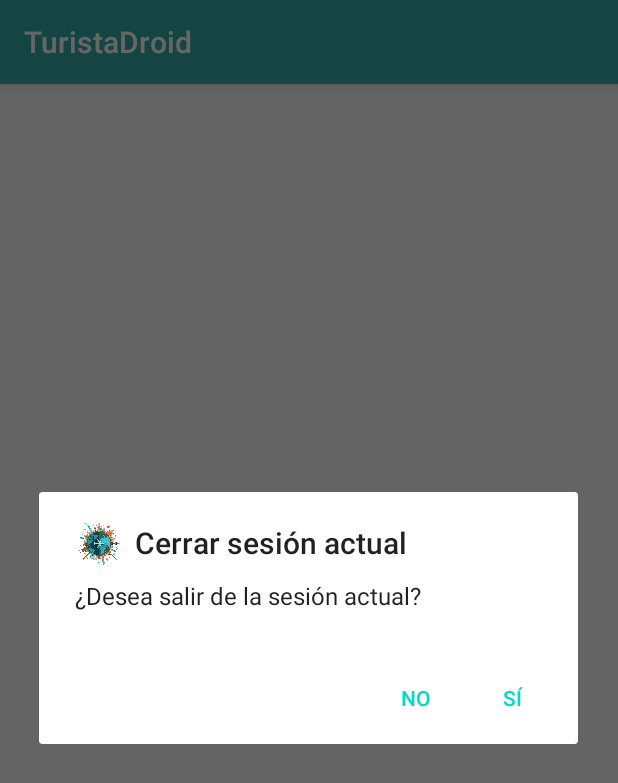
After one commit to AlbertoMunozBautista/TuristaDroid_Shei_Albert, an Android app: the fragment CerrarSesionFragment shown on its own in the app's theme, on a phone screen of 412 x 824 dp. The commit adds this screen. Shown: the top 783 px of the screen. Run offline under Robolectric (Android 15) with nearby library versions, the phone set to English and light mode, and no system bars.

Commit message:
CerrarSesionFragment

```diff
--- a/app/src/main/java/com/example/turistadroid_shei_albert/MainActivity.kt
+++ b/app/src/main/java/com/example/turistadroid_shei_albert/MainActivity.kt
@@ -40,7 +40,7 @@ class MainActivity : AppCompatActivity() {
         val navController = findNavController(R.id.nav_host_fragment)
 
         appBarConfiguration = AppBarConfiguration(setOf(
-            R.id.nav_misSitios, R.id.nav_cerca, R.id.nav_linterna, R.id.nav_perfil), drawerLayout)
+            R.id.nav_misSitios, R.id.nav_cerca, R.id.nav_linterna, R.id.nav_perfil, R.id.nav_cerrarSesion), drawerLayout)
         setupActionBarWithNavController(navController, appBarConfiguration)
         navView.setupWithNavController(navController)
 
--- /dev/null
+++ b/app/src/main/java/com/example/turistadroid_shei_albert/ui/CerrarSesion/CerrarSesionFragment.kt
@@ -0,0 +1,41 @@
+package com.example.turistadroid_shei_albert.ui.CerrarSesion
+
+import android.app.AlertDialog
+import android.content.Intent
+import android.os.Bundle
+import androidx.fragment.app.Fragment
+import android.view.LayoutInflater
+import android.view.View
+import android.view.ViewGroup
+import com.example.turistadroid_shei_albert.LoginActivity
+import com.example.turistadroid_shei_albert.R
+
+
+class CerrarSesionFragment : Fragment() {
+
+
+    override fun onCreateView(
+        inflater: LayoutInflater,
+        container: ViewGroup?,
+        savedInstanceState: Bundle?
+    ): View? {
+        val root = inflater.inflate(R.layout.fragment_cerrar_sesion, container, false)
+
+        //AlergtDialog que nos pregunta si queremos cerrar sesion o no
+        AlertDialog.Builder(this.context)
+            .setIcon(R.drawable.logo1)
+            .setTitle("Cerrar sesión actual")
+            .setMessage("¿Desea salir de la sesión actual?")
+            .setPositiveButton(getString(R.string.si)){ dialog, which -> cerrarSesion()}
+            .setNegativeButton(getString(R.string.no),null)
+            .show()
+
+        return root
+
+    }
+    //Si cerramos sesion, volvemos al Login
+    private fun cerrarSesion() {
+        val intent = Intent(this.context, LoginActivity::class.java)
+        startActivity(intent)
+    }
+}
--- /dev/null
+++ b/app/src/main/res/layout/fragment_cerrar_sesion.xml
@@ -0,0 +1,8 @@
+<?xml version="1.0" encoding="utf-8"?>
+<FrameLayout xmlns:android="http://schemas.android.com/apk/res/android"
+             xmlns:tools="http://schemas.android.com/tools"
+             android:layout_width="match_parent"
+             android:layout_height="match_parent"
+             tools:context=".ui.CerrarSesion.CerrarSesionFragment">
+
+</FrameLayout>
--- a/app/src/main/res/menu/activity_main_drawer.xml
+++ b/app/src/main/res/menu/activity_main_drawer.xml
@@ -21,5 +21,9 @@
                 android:id="@+id/nav_perfil"
                 android:icon="@drawable/ic_miperfil"
                 android:title="@string/MiPerfil"/>
+        <item
+                android:id="@+id/nav_cerrarSesion"
+                android:icon="@drawable/ic_cerrarsesion"
+                android:title="@string/cerrarSesion"/>
     </group>
 </menu>
--- a/app/src/main/res/navigation/mobile_navigation.xml
+++ b/app/src/main/res/navigation/mobile_navigation.xml
@@ -27,4 +27,10 @@
             android:name="com.example.turistadroid_shei_albert.ui.Perfil.PerfilFragment"
             android:label="@string/MiPerfil"
             tools:layout="@layout/fragment_perfil"/>
+
+    <fragment
+            android:id="@+id/nav_cerrarSesion"
+            android:name="com.example.turistadroid_shei_albert.ui.CerrarSesion.CerrarSesionFragment"
+            android:label="@string/cerrarSesion"
+            tools:layout="@layout/fragment_cerrar_sesion"/>
 </navigation>
--- a/app/src/main/res/values/strings.xml
+++ b/app/src/main/res/values/strings.xml
@@ -31,7 +31,7 @@
     <string name="github">GitHub</string>
     <string name="GuardarCambios">Guardar cambios</string>
     <string name="MiPerfil">Mi perfil</string>
-    <string name="codigoQr">Codigo Qr</string>
+    <string name="cerrarSesion">Cerrar sesión</string>
     <string name="cercaDeMi">Cerca de mi</string>
     <string name="MisSitios">Mis Sitios</string>
     <string name="linterna">Linterna</string>
```
